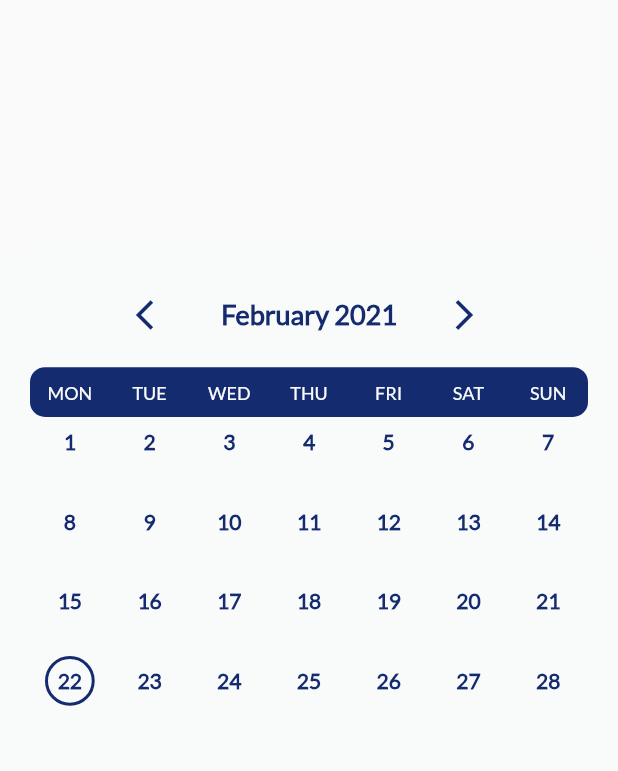
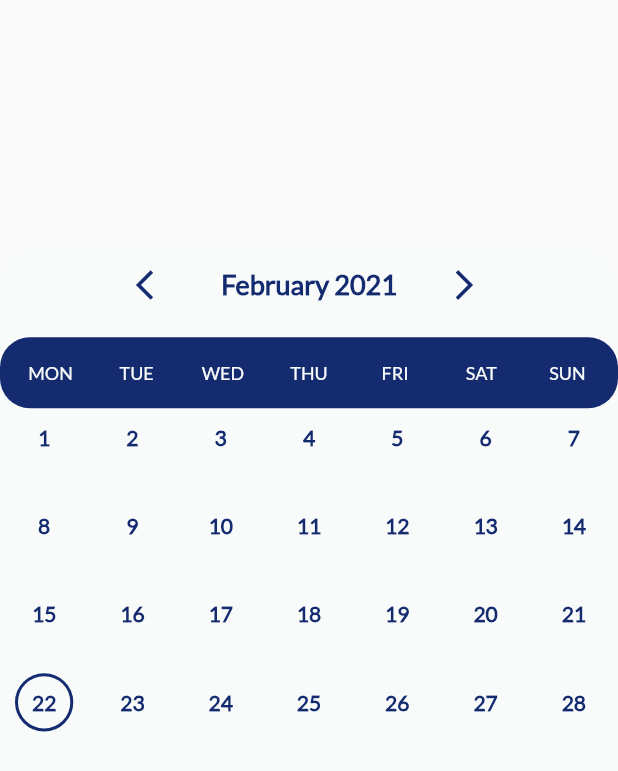
Before and after one commit to DanielAgustian/zukses_flutter, a Flutter app: the CalendarWidget screen opened directly, on a phone screen of 412 x 824 dp. Shown: the top 771 px of the screen. Run offline on Flutter 3.47's test engine with Material 2 defaults, Android fonts, the phone set to English and light mode, and no system bars; our stand-ins replace device_preview, flutter_calendar_carousel, font_awesome_flutter, google_fonts, image_picker, shared_preferences and 1 more; missing offline and left inert: week_of_year; accounts and stored records are empty.

Commit message:
responsive

```diff
--- a/lib/component/attendance/time-box.dart
+++ b/lib/component/attendance/time-box.dart
@@ -18,7 +18,6 @@ class TimeBox extends StatelessWidget {
   @override
   Widget build(BuildContext context) {
     return Container(
-      padding: EdgeInsets.symmetric(horizontal: 20),
       child: Row(
         mainAxisAlignment: MainAxisAlignment.center,
         children: [
@@ -39,6 +38,7 @@ class TimeBox extends StatelessWidget {
           FaIcon(
             FontAwesomeIcons.arrowRight,
             color: colorPrimary,
+            size: fontSize,
           ),
           SizedBox(width: space),
           Container(
--- a/lib/constant/constant.dart
+++ b/lib/constant/constant.dart
@@ -46,3 +46,9 @@ Widget dotRed = Container(
     height: 5,
     decoration: BoxDecoration(
         color: colorSecondaryRed, borderRadius: BorderRadius.circular(10)));
+
+double textSizeSmall20 = 18;
+double textSizeSmall18 = 16;
+double textSizeSmall16 = 14;
+double textSizeSmall14 = 12;
+double textSizeSmall12 = 10;
--- a/lib/main.dart
+++ b/lib/main.dart
@@ -153,8 +153,8 @@ class _MyHomePageState extends State<MyHomePage> {
                     elevation: 2.0,
                     fillColor: Color.fromRGBO(20, 43, 111, 0.9),
                     child: Container(
-                      width: 70,
-                      height: 70,
+                      width: 60,
+                      height: 60,
                       child: Icon(Icons.arrow_forward,
                           size: 35.0, color: Colors.white70),
                     ),
--- a/lib/module/calendar-widget.dart
+++ b/lib/module/calendar-widget.dart
@@ -5,13 +5,15 @@ import 'package:zukses_app_1/model/dummy-model.dart';
 import 'package:zukses_app_1/module/calendar-model.dart';
 
 class CalendarWidget extends StatefulWidget {
-  const CalendarWidget({Key key, this.onSelectDate, this.data})
+  const CalendarWidget(
+      {Key key, this.onSelectDate, this.data, this.fontSize = 14})
       : super(key: key);
 
   @override
   _CalendarWidgetState createState() => _CalendarWidgetState();
   final Function onSelectDate;
   final List data;
+  final double fontSize;
 }
 
 enum CalendarViews { dates, months, year }
@@ -64,11 +66,11 @@ class _CalendarWidgetState extends State<CalendarWidget> {
 
   @override
   Widget build(BuildContext context) {
+    Size size = MediaQuery.of(context).size;
     return Scaffold(
       body: Center(
         child: Container(
             // margin: EdgeInsets.all(16),
-            padding: EdgeInsets.all(20),
             height: MediaQuery.of(context).size.height * 0.6,
             decoration: BoxDecoration(
               color: colorBackground,
@@ -153,16 +155,16 @@ class _CalendarWidgetState extends State<CalendarWidget> {
         ),
         Container(
           decoration: BoxDecoration(
-              color: colorPrimary, borderRadius: BorderRadius.circular(10)),
+              color: colorPrimary, borderRadius: BorderRadius.circular(20)),
           padding: EdgeInsets.symmetric(horizontal: 10),
           child: GridView.builder(
             shrinkWrap: true,
             padding: EdgeInsets.zero,
             itemCount: _weekDays.length,
             gridDelegate: SliverGridDelegateWithFixedCrossAxisCount(
-              mainAxisSpacing: 20,
+              mainAxisSpacing: 10,
               crossAxisCount: 7,
-              crossAxisSpacing: 20,
+              crossAxisSpacing: 10,
             ),
             itemBuilder: (context, index) {
               // if (_sequentialDates[index].date == _selectedDateTime)
@@ -238,7 +240,7 @@ class _CalendarWidgetState extends State<CalendarWidget> {
   Widget _weekDayTitle(int index) {
     return Text(
       _weekDays[index],
-      style: TextStyle(color: colorBackground, fontSize: 12),
+      style: TextStyle(color: colorBackground, fontSize: widget.fontSize - 2),
     );
   }
 
@@ -282,7 +284,7 @@ class _CalendarWidgetState extends State<CalendarWidget> {
                         child: Text(
                       '${calendarDate.date.day}',
                       style: TextStyle(
-                        fontSize: 14,
+                        fontSize: widget.fontSize,
                         fontWeight: FontWeight.bold,
                         color: (calendarDate.thisMonth)
                             ? colorPrimary
@@ -308,7 +310,7 @@ class _CalendarWidgetState extends State<CalendarWidget> {
                         child: Text(
                       '${calendarDate.date.day}',
                       style: TextStyle(
-                        fontSize: 14,
+                        fontSize: widget.fontSize,
                         fontWeight: FontWeight.bold,
                         color: (calendarDate.thisMonth)
                             ? colorPrimary
--- a/lib/second_click.dart
+++ b/lib/second_click.dart
@@ -114,8 +114,8 @@ class _SecondPage extends State<SecondPage> {
                     elevation: 2.0,
                     fillColor: Color.fromRGBO(20, 43, 111, 0.9),
                     child: Container(
-                      width: 70,
-                      height: 70,
+                      width: 60,
+                      height: 60,
                       child: Icon(Icons.arrow_forward,
                           size: 35.0, color: Colors.white70),
                     ),
--- a/lib/third_click.dart
+++ b/lib/third_click.dart
@@ -39,7 +39,7 @@ class _ThirdPage extends State<ThirdPage> {
                   ),
                   SizedBox(height: 30),
                   OnBoardingCard(
-                    size: size ,
+                    size: size,
                     title: "LOREM IPSUM",
                     description:
                         "Lorem ipsum dolor sit amet, consectetur adipiscing elit. Quisque quis facilisis neque. Aliquam ",
```
Also changed, not shown: lib/module/weekly-calendar-widget.dart (+11 -6 lines), lib/tab/screen_attendance.dart (+42 -22 lines).
